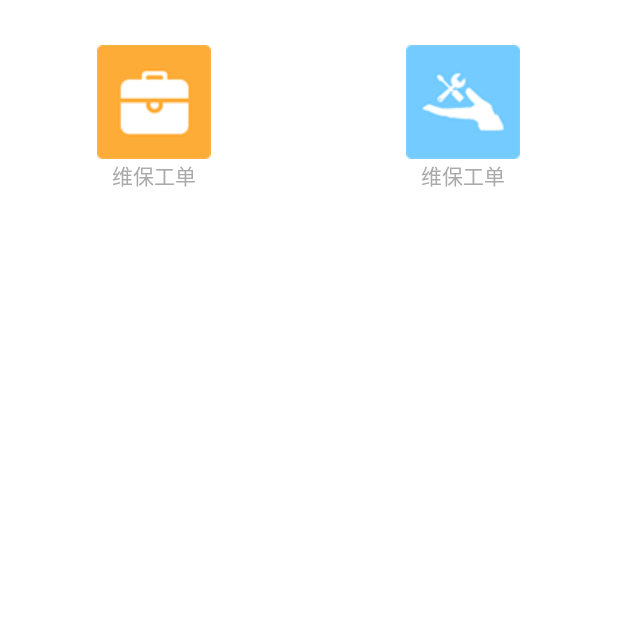
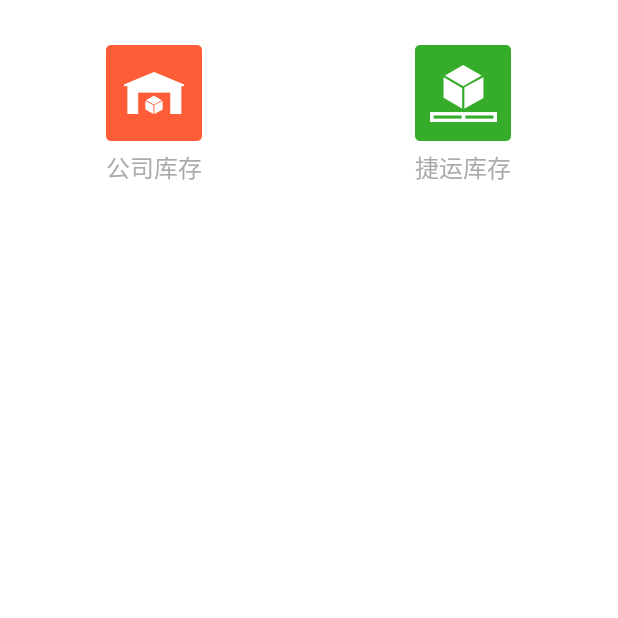
Before and after one commit to cd-hxqh/bowei, an Android app: the fragment InventoryFragment shown on its own in the app's theme, on a phone screen of 412 x 824 dp, the top half of it. Run offline under Robolectric (Android 15) with nearby library versions, the phone set to English and light mode, and no system bars.

Commit message:
库存查询....

```diff
--- a/app/src/main/java/com/cdhxqh/bowei/ui/fragment/InventoryFragment.java
+++ b/app/src/main/java/com/cdhxqh/bowei/ui/fragment/InventoryFragment.java
@@ -1,16 +1,30 @@
 package com.cdhxqh.bowei.ui.fragment;
 
+import android.app.Activity;
 import android.app.Fragment;
+import android.content.Intent;
 import android.os.Bundle;
 import android.view.LayoutInflater;
 import android.view.View;
 import android.view.ViewGroup;
+import android.widget.LinearLayout;
 
 import com.cdhxqh.bowei.R;
+import com.cdhxqh.bowei.ui.activity.In_Company_Activity;
 
-/**库存查询**/
+/**
+ * 库存查询*
+ */
 public class InventoryFragment extends Fragment {
 
+    /**
+     * 公司库存*
+     */
+    private LinearLayout c_linearlayout;
+    /**
+     * 捷运库存*
+     */
+    private LinearLayout m_linearlayout;
 
     @Override
     public void onCreate(Bundle savedInstanceState) {
@@ -21,9 +35,35 @@ public class InventoryFragment extends Fragment {
     public View onCreateView(LayoutInflater inflater, ViewGroup container,
                              Bundle savedInstanceState) {
         // Inflate the layout for this fragment
-        return inflater.inflate(R.layout.fragment_inventory, container, false);
+        View view = inflater.inflate(R.layout.fragment_inventory, container, false);
+
+        c_linearlayout = (LinearLayout) view.findViewById(R.id.inventory_company);
+        m_linearlayout = (LinearLayout) view.findViewById(R.id.inventory_mtn);
+        return view;
     }
 
+    @Override
+    public void onActivityCreated(Bundle savedInstanceState) {
+        super.onActivityCreated(savedInstanceState);
+        c_linearlayout.setOnClickListener(c_linearlayoutOnClickListener);
+        m_linearlayout.setOnClickListener(m_linearlayoutOnClickListener);
+    }
+
+    private View.OnClickListener c_linearlayoutOnClickListener=new View.OnClickListener() {
+        @Override
+        public void onClick(View v) {
+            Intent intent=new Intent();
+            intent.setClass(getActivity(),In_Company_Activity.class);
+            startActivityForResult(intent,0);
+        }
+    };
 
 
+    private View.OnClickListener m_linearlayoutOnClickListener=new View.OnClickListener() {
+        @Override
+        public void onClick(View v) {
+
+        }
+    };
+
 }
--- a/app/src/main/res/layout/fragment_inventory.xml
+++ b/app/src/main/res/layout/fragment_inventory.xml
@@ -6,7 +6,7 @@
     android:orientation="horizontal">
 
     <LinearLayout
-        android:id="@+id/maintenance"
+        android:id="@+id/inventory_company"
         android:layout_width="0dp"
         android:layout_height="wrap_content"
         android:layout_margin="10dp"
@@ -19,20 +19,21 @@
             android:layout_height="wrap_content"
             android:layout_gravity="center_horizontal"
             android:background="@color/white"
-            android:src="@drawable/maintenance_ico"
+            android:src="@drawable/ic_company"
             android:textColor="@color/gray" />
 
         <TextView
             android:layout_width="wrap_content"
             android:layout_height="wrap_content"
+            android:layout_marginTop="5dp"
             android:layout_gravity="center_horizontal"
-            android:text="@string/maintenance"
+            android:text="@string/company_inventory_text"
             android:textColor="@color/gray"
-            android:textSize="14sp" />
+            android:textSize="16sp" />
     </LinearLayout>
 
     <LinearLayout
-        android:id="@+id/serve"
+        android:id="@+id/inventory_mtn"
         android:layout_width="0dp"
         android:layout_height="wrap_content"
         android:layout_margin="10dp"
@@ -45,16 +46,17 @@
             android:layout_height="wrap_content"
             android:layout_gravity="center_horizontal"
             android:background="@color/white"
-            android:src="@drawable/serve_ico"
+            android:src="@drawable/ic_mrt"
             android:textColor="@color/gray" />
 
         <TextView
             android:layout_width="wrap_content"
             android:layout_height="wrap_content"
+            android:layout_marginTop="5dp"
             android:layout_gravity="center"
-            android:text="@string/maintenance"
+            android:text="@string/mrt_text"
             android:textColor="@color/gray"
-            android:textSize="14sp" />
+            android:textSize="16sp" />
     </LinearLayout>
 
 </LinearLayout>
--- a/app/src/main/res/values/strings.xml
+++ b/app/src/main/res/values/strings.xml
@@ -1,6 +1,7 @@
+<?xml version="1.0" encoding="utf-8"?>
 <resources>
+
     <string name="app_name">博维航空</string>
-
     <string name="hello_world">Hello world!</string>
     <string name="action_settings">Settings</string>
     <string name="log">北京博维航空设施管理有限公司</string>
@@ -10,14 +11,14 @@
     <string name="login">登录</string>
     <string name="login_loging">登录中...</string>
 
-    <!--记住密码-->
+    <!-- 记住密码 -->
     <string name="logined_member_username">logined_member_username</string>
     <string name="logined_member_password">logined_member_password</string>
     <string name="logined_member_ischeck">logined_member_ischeck</string>
     <string name="login_error_empty_user">用户名不能为空</string>
     <string name="login_error_empty_passwd">密码不能为空</string>
 
-    <!--主界面-->
+    <!-- 主界面 -->
     <string name="maintenance">维保工单</string>
     <string name="serve">维修工单</string>
     <string name="service">服务工单</string>
@@ -28,7 +29,6 @@
     <string name="download">下载</string>
     <string name="setting">设置</string>
     <string name="out">退出</string>
-
     <string name="maintenance_name">维保工单</string>
     <string name="maintenance_add_new">新建维保工单</string>
     <string name="choose_item">选择班组</string>
@@ -62,7 +62,7 @@
     <string name="real_info_5">领料消耗</string>
     <string name="material_consume_add_new">领料消耗新建</string>
 
-    <!--工单详情-->
+    <!-- 工单详情 -->
     <string name="order_detail_number">工单编号</string>
     <string name="order_detail_describe">工单描述</string>
     <string name="order_detail_palce">位置</string>
@@ -90,5 +90,9 @@
     <string name="order_detail_starttime">开始时间</string>
     <string name="order_detail_input">提交</string>
     <string name="OK">确定</string>
+    <string name="company_inventory_text">公司库存</string>
+    <string name="mrt_text">捷运库存</string>
+    <string name="title_activity_in__company_">In_Company_Activity</string>
+    <string name="company_title_text">公司库存</string>
 
 </resources>
```
Also changed, not shown: app/src/main/AndroidManifest.xml (+76 -55 lines), app/src/main/java/com/cdhxqh/bowei/ui/activity/In_Company_Activity.java (added, +50 -0 lines), app/src/main/java/com/cdhxqh/bowei/ui/activity/MainHomeActivity.java (+7 -1 lines), app/src/main/res/layout/activity_in_company.xml (added, +10 -0 lines), app/src/main/res/menu/menu_in__company_.xml (added, +7 -0 lines), app/src/main/res/drawable-hdpi/ic_company.png (added), app/src/main/res/drawable-hdpi/ic_mrt.png (added), app/src/main/res/drawable-hdpi/ic_search.png (added). Lines whose indentation alone changed are shown as unchanged.
